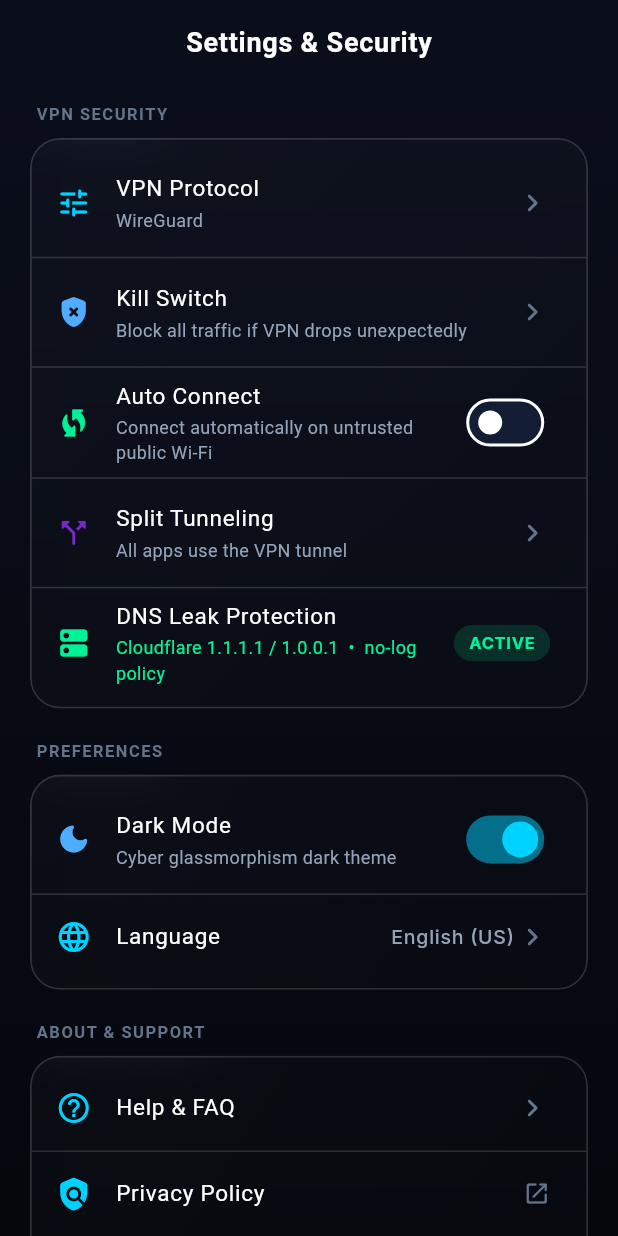
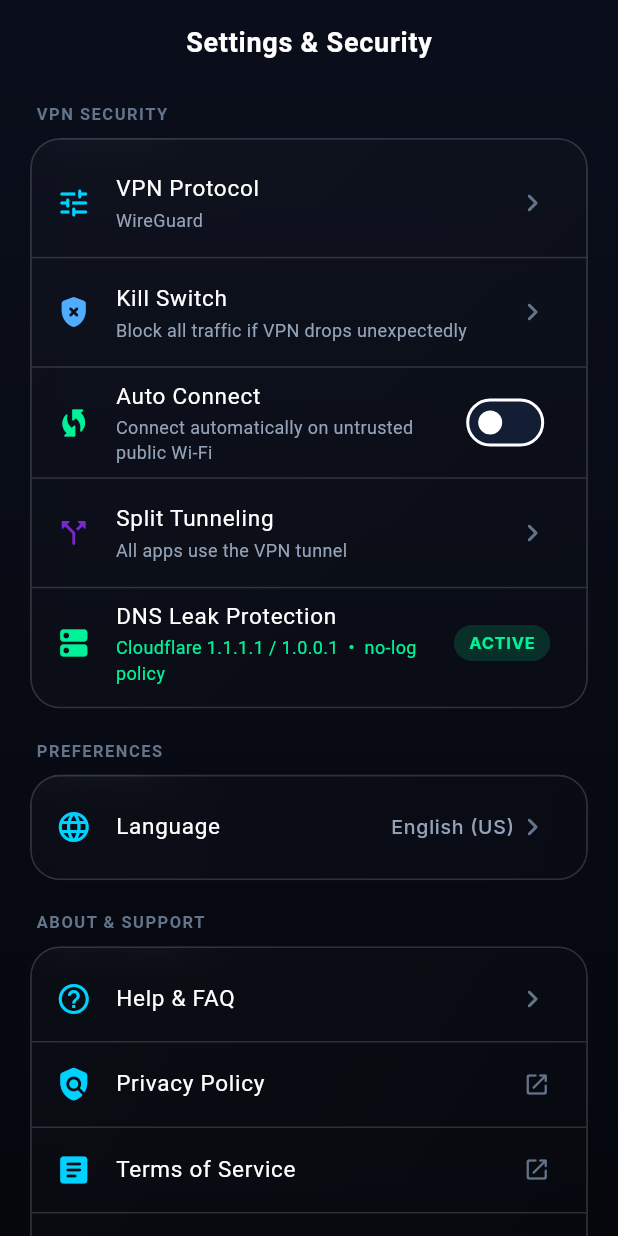
Before and after one commit to levisbarua/BaruaVPN, a Flutter app: the SettingsScreen screen opened by its route, on a phone screen of 412 x 824 dp. Run offline on Flutter 3.47's test engine with Material 3 defaults, Android fonts, the phone set to English and light mode, and no system bars; our stand-ins replace dio, firebase_auth, firebase_core, flutter_riverpod, flutter_secure_storage, flutter_svg and 5 more; missing offline and left inert: android_intent_plus, dart_ping, installed_apps, process_run; accounts and stored records are empty; network calls fail.

Commit message:
fix: remove non-functional dark mode toggle (app is entirely dark theme by design)

```diff
--- a/lib/screens/settings/settings_screen.dart
+++ b/lib/screens/settings/settings_screen.dart
@@ -147,15 +147,6 @@
                 padding: const EdgeInsets.symmetric(vertical: 6),
                 child: Column(
                   children: [
-                    SwitchListTile(
-                      secondary: const Icon(Icons.dark_mode_rounded, color: AppColors.softBlue),
-                      title: const Text('Dark Mode', style: TextStyle(color: AppColors.textPrimary, fontSize: 15)),
-                      subtitle: const Text('Cyber glassmorphism dark theme', style: TextStyle(color: AppColors.textSecondary, fontSize: 12)),
-                      value: settings.isDarkMode,
-                      activeColor: AppColors.primaryCyan,
-                      onChanged: (val) => notifier.toggleDarkMode(val),
-                    ),
-                    const Divider(color: AppColors.glassBorder, height: 1),
                     ListTile(
                       leading: const Icon(Icons.language_rounded, color: AppColors.primaryCyan),
                       title: const Text('Language', style: TextStyle(color: AppColors.textPrimary, fontSize: 15)),
```
